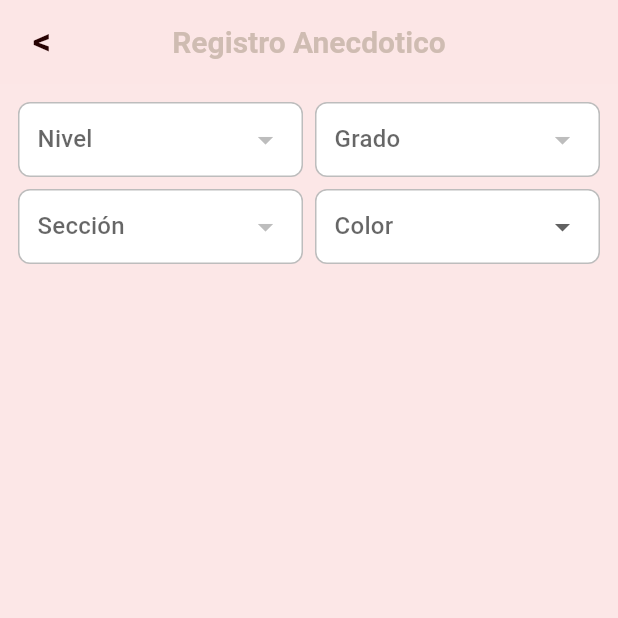
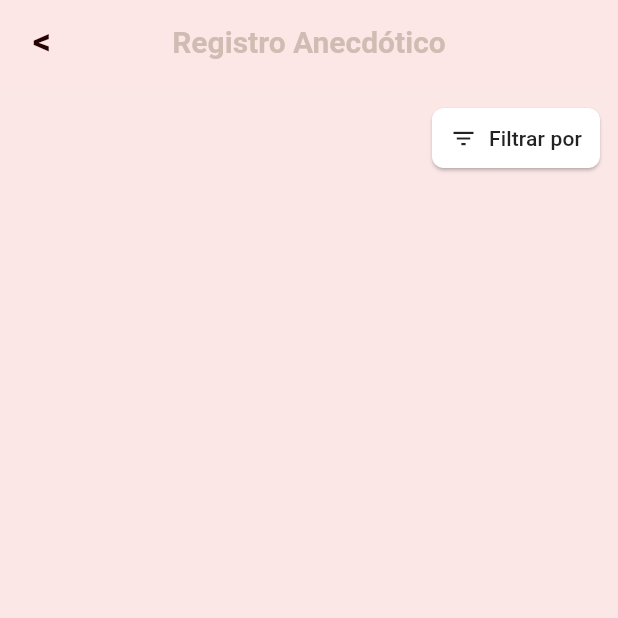
Before and after one commit to Alexyz51/registro_anecdotico, a Flutter app: the RecordsSummaryScreen screen opened by its route, on a phone screen of 412 x 824 dp, the top half of it. Run offline on Flutter 3.47's test engine with Material 3 defaults, Android fonts, the phone set to English and light mode, and no system bars; our stand-ins replace cloud_firestore, csv, diacritic, file_picker, firebase_auth, firebase_core and 1 more; accounts and stored records are empty.

Commit message:
Updated file: records_summary_screen.dart

```diff
--- a/lib/src/pages/admin_user/records_summary_screen.dart
+++ b/lib/src/pages/admin_user/records_summary_screen.dart
@@ -139,16 +139,12 @@ class _RecordsSummaryScreenState extends State<RecordsSummaryScreen> {
             ),
           ),
           onPressed: () {
-            Navigator.pop(
-              context,
-              AdminUserHomeScreen(),
-            ); // simplemente vuelve a la pantalla anterior
+            Navigator.pop(context, AdminUserHomeScreen());
           },
         ),
-
         centerTitle: true,
         title: const Text(
-          'Registro Anecdotico',
+          'Registro Anecdótico',
           style: TextStyle(
             fontSize: 20,
             fontWeight: FontWeight.bold,
@@ -156,27 +152,48 @@ class _RecordsSummaryScreenState extends State<RecordsSummaryScreen> {
           ),
         ),
         elevation: 0,
-        actions: const [],
       ),
       body: Padding(
         padding: const EdgeInsets.all(12),
         child: Column(
           children: [
-            // FILTROS (igual que antes)
-            Row(
+            // Botón compacto para filtros
+            Align(
+              alignment: Alignment.centerRight,
+              child: ElevatedButton.icon(
+                style: ElevatedButton.styleFrom(
+                  backgroundColor: Colors.white,
+                  foregroundColor: Colors.black87,
+                  elevation: 1,
+                  padding: const EdgeInsets.symmetric(
+                    horizontal: 12,
+                    vertical: 8,
+                  ),
+                  shape: RoundedRectangleBorder(
+                    borderRadius: BorderRadius.circular(8),
+                  ),
+                ),
+                icon: const Icon(Icons.filter_list),
+                label: const Text('Filtrar por'),
+                onPressed: () {
+                  showModalBottomSheet(
+                    context: context,
+                    shape: const RoundedRectangleBorder(
+                      borderRadius: BorderRadius.vertical(
+                        top: Radius.circular(16),
+                      ),
+                    ),
+                    builder: (_) {
+                      return Padding(
+                        padding: const EdgeInsets.all(16),
+                        child: Column(
+                          mainAxisSize: MainAxisSize.min,
                           children: [
-                Expanded(
-                  child: Container(
-                    padding: const EdgeInsets.symmetric(horizontal: 12),
-                    decoration: BoxDecoration(
-                      color: Colors.white,
-                      borderRadius: BorderRadius.circular(8),
-                      border: Border.all(color: Colors.grey.shade400),
+                            // Nivel
+                            DropdownButtonFormField<String>(
+                              decoration: const InputDecoration(
+                                labelText: 'Nivel',
                               ),
-                    child: DropdownButton<String>(
-                      isExpanded: true,
-                      underline: const SizedBox(),
-                      hint: const Text('Nivel'),
                               value: selectedNivel,
                               items: niveles
                                   .map(
@@ -193,54 +210,36 @@ class _RecordsSummaryScreenState extends State<RecordsSummaryScreen> {
                               onChanged: (v) {
                                 selectedNivel = v;
                                 aplicarFiltros();
+                                Navigator.pop(context);
                               },
                             ),
+                            const SizedBox(height: 8),
+                            // Grado
+                            DropdownButtonFormField<String>(
+                              decoration: const InputDecoration(
+                                labelText: 'Grado',
                               ),
-                ),
-                const SizedBox(width: 8),
-                Expanded(
-                  child: Container(
-                    padding: const EdgeInsets.symmetric(horizontal: 12),
-                    decoration: BoxDecoration(
-                      color: Colors.white,
-                      borderRadius: BorderRadius.circular(8),
-                      border: Border.all(color: Colors.grey.shade400),
-                    ),
-                    child: DropdownButton<String>(
-                      isExpanded: true,
-                      underline: const SizedBox(),
-                      hint: const Text('Grado'),
                               value: selectedGrado,
                               items: grados
                                   .map(
-                            (g) =>
-                                DropdownMenuItem(value: g, child: Text('$g°')),
+                                    (g) => DropdownMenuItem(
+                                      value: g,
+                                      child: Text('$g°'),
+                                    ),
                                   )
                                   .toList(),
                               onChanged: (v) {
                                 selectedGrado = v;
                                 aplicarFiltros();
+                                Navigator.pop(context);
                               },
                             ),
+                            const SizedBox(height: 8),
+                            // Sección
+                            DropdownButtonFormField<String>(
+                              decoration: const InputDecoration(
+                                labelText: 'Sección',
                               ),
-                ),
-              ],
-            ),
-            const SizedBox(height: 8),
-            Row(
-              children: [
-                Expanded(
-                  child: Container(
-                    padding: const EdgeInsets.symmetric(horizontal: 12),
-                    decoration: BoxDecoration(
-                      color: Colors.white,
-                      borderRadius: BorderRadius.circular(8),
-                      border: Border.all(color: Colors.grey.shade400),
-                    ),
-                    child: DropdownButton<String>(
-                      isExpanded: true,
-                      underline: const SizedBox(),
-                      hint: const Text('Sección'),
                               value: selectedSeccion,
                               items: secciones
                                   .map(
@@ -253,43 +252,55 @@ class _RecordsSummaryScreenState extends State<RecordsSummaryScreen> {
                               onChanged: (v) {
                                 selectedSeccion = v;
                                 aplicarFiltros();
+                                Navigator.pop(context);
                               },
                             ),
+                            const SizedBox(height: 8),
+                            // Color
+                            DropdownButtonFormField<String>(
+                              decoration: const InputDecoration(
+                                labelText: 'Color',
                               ),
-                ),
-                const SizedBox(width: 8),
-                Expanded(
-                  child: Container(
-                    padding: const EdgeInsets.symmetric(horizontal: 12),
-                    decoration: BoxDecoration(
-                      color: Colors.white,
-                      borderRadius: BorderRadius.circular(8),
-                      border: Border.all(color: Colors.grey.shade400),
-                    ),
-                    child: DropdownButton<String>(
-                      isExpanded: true,
-                      underline: const SizedBox(),
-                      hint: const Text('Color'),
                               value: selectedColor,
                               items: colores
                                   .map(
                                     (c) => DropdownMenuItem(
                                       value: c,
-                              child: Text(c[0].toUpperCase() + c.substring(1)),
+                                      child: Text(
+                                        c[0].toUpperCase() + c.substring(1),
+                                      ),
                                     ),
                                   )
                                   .toList(),
                               onChanged: (v) {
                                 selectedColor = v;
                                 aplicarFiltros();
+                                Navigator.pop(context);
+                              },
+                            ),
+                            const SizedBox(height: 12),
+                            // Limpiar filtros
+                            TextButton(
+                              onPressed: () {
+                                selectedNivel = null;
+                                selectedGrado = null;
+                                selectedSeccion = null;
+                                selectedColor = null;
+                                aplicarFiltros();
+                                Navigator.pop(context);
+                              },
+                              child: const Text('Limpiar filtros'),
+                            ),
+                          ],
+                        ),
+                      );
+                    },
+                  );
                 },
               ),
             ),
-                ),
-              ],
-            ),
             const SizedBox(height: 12),
-            // LISTA DE ALUMNOS CON CANTIDAD DE REGISTROS
+            // Lista de alumnos con cantidad de registros
             Expanded(
               child: ListView.separated(
                 itemCount: registrosPorAlumno.keys.length,
```
Lines whose indentation alone changed are shown as unchanged.
